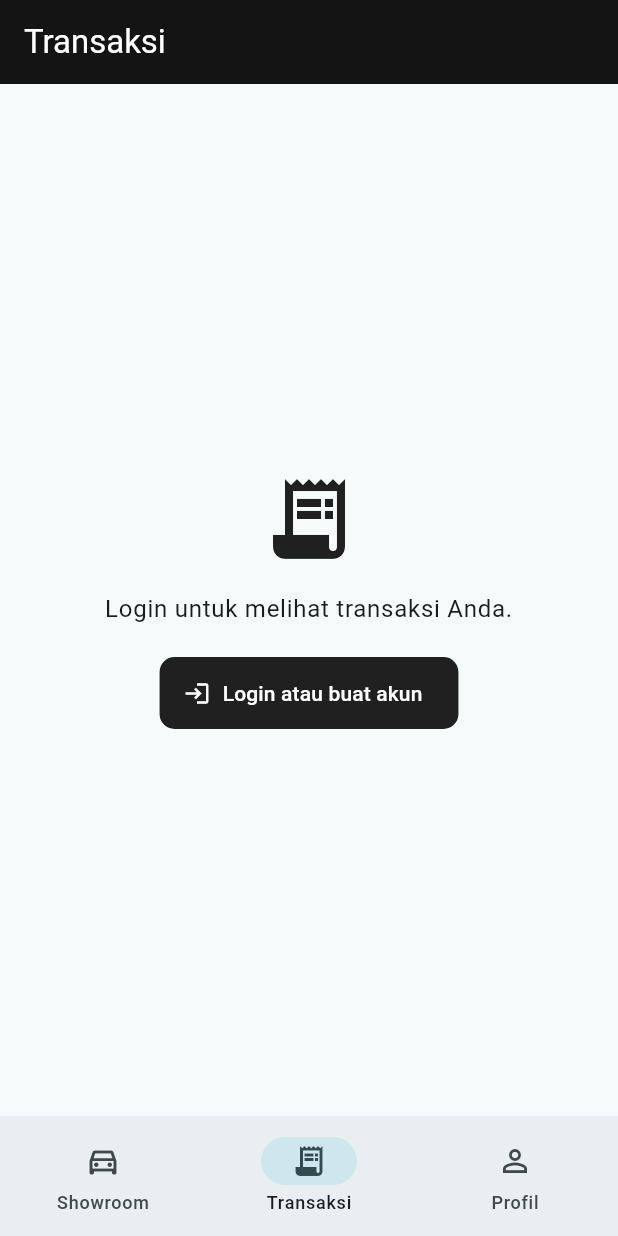
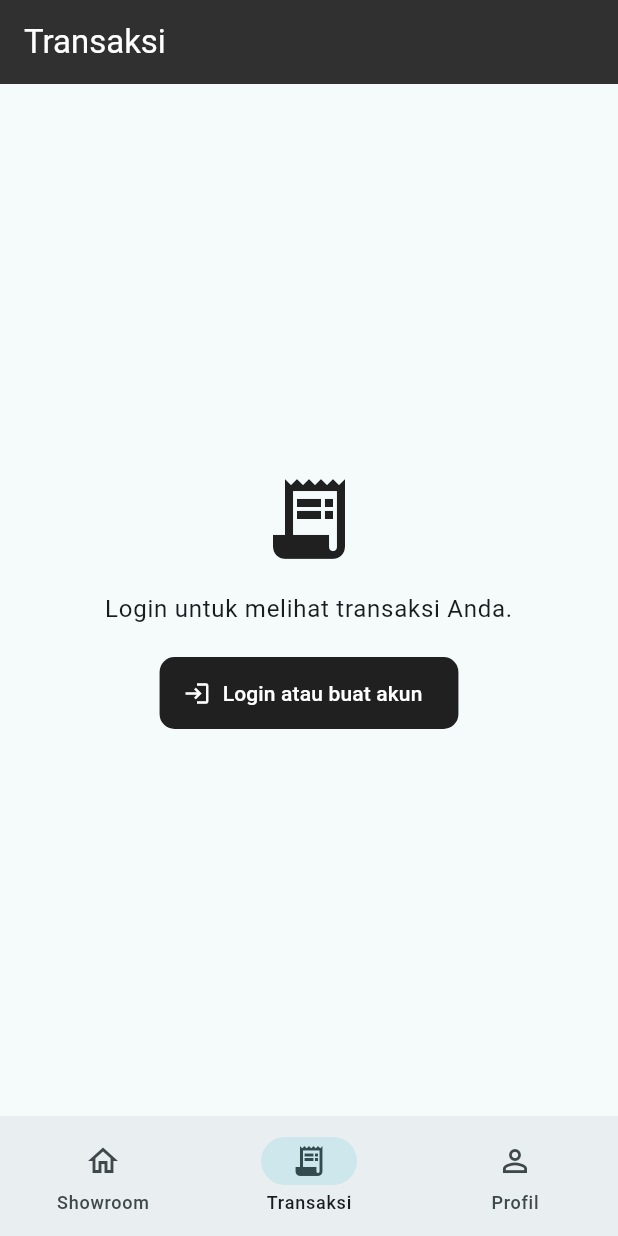
Before and after one commit to mitsunama/deal-on-wheels, a Flutter app: the screen it shows after launch, item 2 of the bottom bar chosen, on a phone screen of 412 x 824 dp. Run offline on Flutter 3.47's test engine with Material 3 defaults, Android fonts, the phone set to English and light mode, and no system bars; our stand-ins replace google_fonts, image_picker, shared_preferences; accounts and stored records are empty; network calls fail; Roboto replaces fonts that are missing (Barlow).

Commit message:
Header fix

```diff
--- a/lib/screens/profile.dart
+++ b/lib/screens/profile.dart
@@ -92,7 +92,7 @@ class _ProfileScreenState extends State<ProfileScreen> {
 
         return Scaffold(
           appBar: AppBar(
-            backgroundColor: const Color(0xFF141414),
+            backgroundColor: const Color(0xFF303030),
             foregroundColor: Colors.white,
             title: const Text('Profil')),
           body: Center(
--- a/lib/screens/showroom.dart
+++ b/lib/screens/showroom.dart
@@ -411,7 +411,7 @@ class _ShowroomScreenState extends State<ShowroomScreen> {
   Widget build(BuildContext context) {
     return Scaffold(
       appBar: AppBar(
-        backgroundColor: const Color(0xFF141414),
+        backgroundColor: const Color(0xFF303030),
         foregroundColor: Colors.white,
         title: const Text('Showroom'),
         actions: [
--- a/lib/screens/transactions.dart
+++ b/lib/screens/transactions.dart
@@ -237,7 +237,7 @@ class _TransactionsScreenState extends State<TransactionsScreen> {
   Widget build(BuildContext context) {
     return Scaffold(
       appBar: AppBar(
-        backgroundColor: const Color(0xFF141414),
+        backgroundColor: const Color(0xFF303030),
         foregroundColor: Colors.white,
         title: const Text('Transaksi'),
         actions: [
--- a/lib/widget/login_prompt.dart
+++ b/lib/widget/login_prompt.dart
@@ -32,7 +32,7 @@ class LoginPrompt extends StatelessWidget {
     final theme = Theme.of(context);
     return Scaffold(
       appBar: AppBar(
-        backgroundColor: const Color(0xFF141414),
+        backgroundColor: const Color(0xFF303030),
         foregroundColor: Colors.white,
         title: Text(title)),
       body: Center(
--- a/lib/widget/navigation.dart
+++ b/lib/widget/navigation.dart
@@ -47,8 +47,8 @@ class MainNavigation extends StatelessWidget {
             onDestinationSelected: (i) => AppEvents.selectedTab.value = i,
             destinations: const [
               NavigationDestination(
-                icon: Icon(Icons.directions_car_outlined),
-                selectedIcon: Icon(Icons.directions_car),
+                icon: Icon(Icons.home_outlined),
+                selectedIcon: Icon(Icons.home),
                 label: 'Showroom',
               ),
               NavigationDestination(
```
